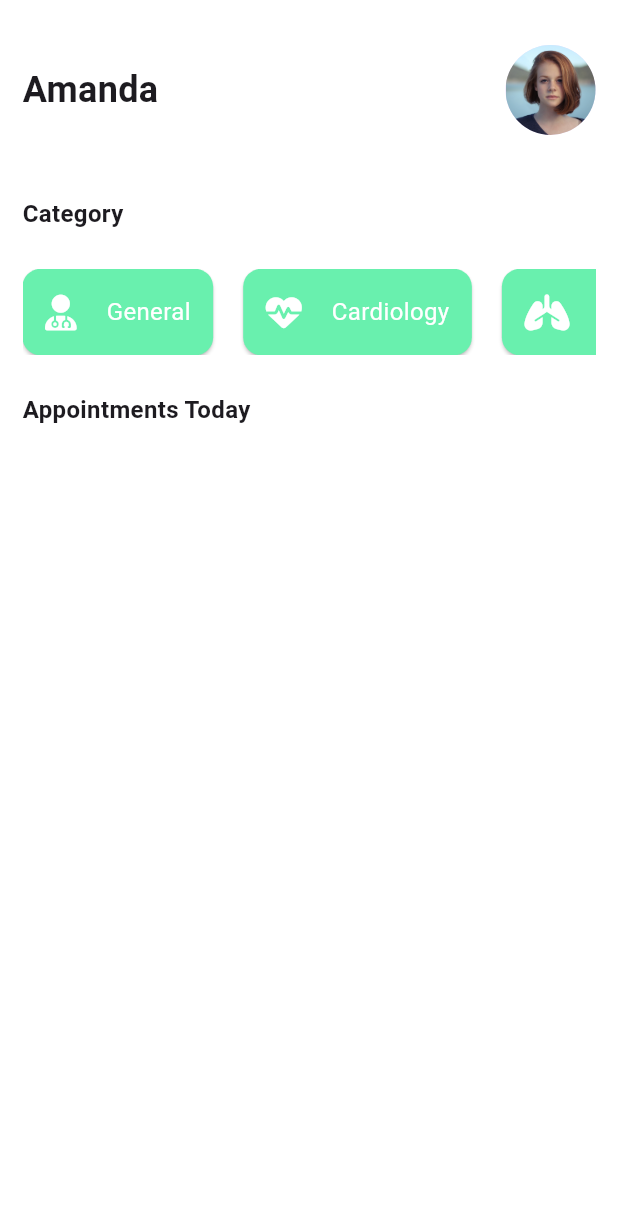
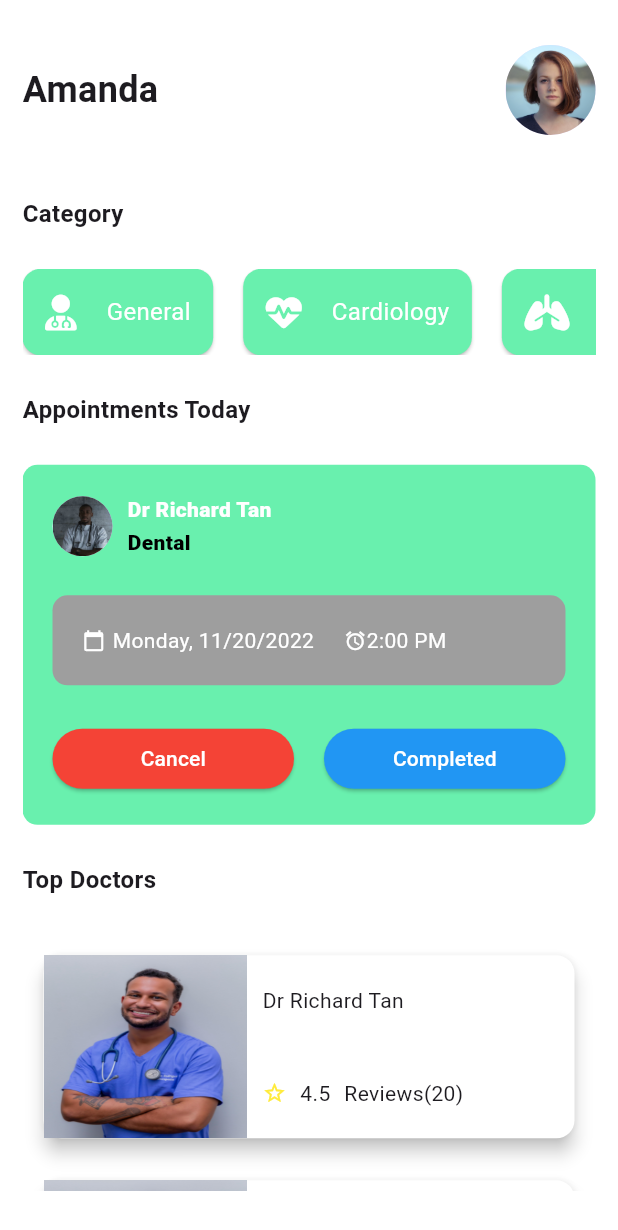
Before and after one commit to karthik14344/DocMeet, a Flutter app: the HomePage screen opened directly, on a phone screen of 412 x 824 dp. Shown: the top 1230 px of the screen. Run offline on Flutter 3.47's test engine with Material 3 defaults, Android fonts, the phone set to English and light mode, and no system bars; our stand-ins replace font_awesome_flutter.

Commit message:
doctor_card & appointment_card

```diff
--- a/lib/components/appointments_card.dart
+++ b/lib/components/appointments_card.dart
@@ -18,6 +18,127 @@
         color: Config.primaryColor,
         borderRadius: BorderRadius.circular(10),
       ),
+      child: Material(
+        //ToDO: removew const while adding the backend
+        color: Colors.transparent,
+        child: Padding(
+          padding: EdgeInsets.all(20),
+          child: Column(
+            children: [
+              Row(
+                children: [
+                  CircleAvatar(
+                    backgroundImage: AssetImage('assets/doctor_1.jpg'),
+                  ),
+                  SizedBox(width: 10),
+                  Column(
+                    mainAxisAlignment: MainAxisAlignment.center,
+                    crossAxisAlignment: CrossAxisAlignment.start,
+                    children: [
+                      Text(
+                        'Dr Richard Tan',
+                        style: TextStyle(
+                            color: Colors.white, fontWeight: FontWeight.w900),
+                      ),
+                      SizedBox(
+                        height: 2,
+                      ),
+                      Text(
+                        'Dental',
+                        style: TextStyle(
+                            color: Colors.black, fontWeight: FontWeight.w900),
+                      ),
+                    ],
+                  )
+                ],
+              ),
+              Config.spaceSmall,
+              ScheduleCard(),
+              Config.spaceSmall,
+              Row(
+                mainAxisAlignment: MainAxisAlignment.spaceBetween,
+                children: [
+                  Expanded(
+                    child: ElevatedButton(
+                      style: ElevatedButton.styleFrom(
+                        backgroundColor: Colors.red,
+                      ),
+                      onPressed: () {},
+                      child: Text(
+                        'Cancel',
+                        style: TextStyle(color: Colors.white),
+                      ),
+                    ),
+                  ),
+                  SizedBox(
+                    width: 20,
+                  ),
+                  Expanded(
+                    child: ElevatedButton(
+                      style: ElevatedButton.styleFrom(
+                        backgroundColor: Colors.blue,
+                      ),
+                      onPressed: () {},
+                      child: Text(
+                        'Completed',
+                        style: TextStyle(color: Colors.white),
+                      ),
+                    ),
+                  ),
+                ],
+              )
+            ],
+          ),
+        ),
+      ),
     );
   }
 }
+
+class ScheduleCard extends StatelessWidget {
+  const ScheduleCard({super.key});
+
+  @override
+  Widget build(BuildContext context) {
+    return Container(
+      decoration: BoxDecoration(
+        color: Colors.grey,
+        borderRadius: BorderRadius.circular(10),
+      ),
+      width: double.infinity,
+      padding: EdgeInsets.all(20),
+      child: const Row(
+        crossAxisAlignment: CrossAxisAlignment.center,
+        children: [
+          Icon(
+            Icons.calendar_today,
+            color: Colors.white,
+            size: 15,
+          ),
+          SizedBox(
+            width: 5,
+          ),
+          Text(
+            'Monday, 11/20/2022',
+            style: TextStyle(
+              color: Colors.white,
+            ),
+          ),
+          SizedBox(
+            width: 20,
+          ),
+          Icon(
+            Icons.access_alarm,
+            color: Colors.white,
+            size: 15,
+          ),
+          Flexible(
+              child: Text(
+            '2:00 PM',
+            style: TextStyle(color: Colors.white),
+          ))
+        ],
+      ),
+    );
+  }
+}
--- /dev/null
+++ b/lib/components/doctor_card.dart
@@ -0,0 +1,75 @@
+import 'package:doctor_application_app/utils/config.dart';
+import 'package:flutter/material.dart';
+
+class DoctorCard extends StatefulWidget {
+  const DoctorCard({super.key});
+
+  @override
+  State<DoctorCard> createState() => _DoctorCardState();
+}
+
+class _DoctorCardState extends State<DoctorCard> {
+  @override
+  Widget build(BuildContext context) {
+    Config().init(context);
+    return Container(
+      padding: EdgeInsets.symmetric(horizontal: 10, vertical: 10),
+      height: 150,
+      child: GestureDetector(
+        child: Card(
+          elevation: 5,
+          color: Colors.white,
+          child: Row(
+            children: [
+              SizedBox(
+                width: Config.widthSize * 0.33,
+                child: Image.asset('assets/doctor_2.jpg', fit: BoxFit.fill),
+              ),
+              Flexible(
+                child: Padding(
+                  padding: EdgeInsets.symmetric(horizontal: 10, vertical: 20),
+                  child: Column(
+                    crossAxisAlignment: CrossAxisAlignment.start,
+                    children: [
+                      Text(
+                        'Dr Richard Tan',
+                        style: TextStyle(
+                          fontSize: 14,
+                          fontWeight: FontWeight.normal,
+                        ),
+                      ),
+                      Spacer(),
+                      Row(
+                        mainAxisAlignment: MainAxisAlignment.start,
+                        children: [
+                          Icon(
+                            Icons.star_border,
+                            color: Colors.yellow,
+                            size: 16,
+                          ),
+                          Spacer(
+                            flex: 1,
+                          ),
+                          Text('4.5'),
+                          Spacer(
+                            flex: 1,
+                          ),
+                          Text('Reviews'),
+                          Text('(20)'),
+                          Spacer(
+                            flex: 7,
+                          )
+                        ],
+                      )
+                    ],
+                  ),
+                ),
+              ),
+            ],
+          ),
+        ),
+        onTap: () {},
+      ),
+    );
+  }
+}
--- a/lib/screens/home_page.dart
+++ b/lib/screens/home_page.dart
@@ -1,5 +1,7 @@
 import 'dart:math';
 
+import 'package:doctor_application_app/components/appointments_card.dart';
+import 'package:doctor_application_app/components/doctor_card.dart';
 import 'package:doctor_application_app/utils/config.dart';
 import 'package:flutter/material.dart';
 import 'package:font_awesome_flutter/font_awesome_flutter.dart';
@@ -47,6 +49,7 @@
           horizontal: 15,
           vertical: 30,
         ),
+        child: SingleChildScrollView(
           child: Column(
             mainAxisAlignment: MainAxisAlignment.start,
             crossAxisAlignment: CrossAxisAlignment.start,
@@ -87,7 +90,8 @@
                       margin: const EdgeInsets.only(right: 20),
                       color: Config.primaryColor,
                       child: Padding(
-                      padding: EdgeInsets.symmetric(vertical: 15, horizontal: 15
+                        padding:
+                            EdgeInsets.symmetric(vertical: 15, horizontal: 15
                                 //medCat[index]['Category'] == "Respiratory"
                                 //     ? 10
                                 //     : 30,
@@ -130,8 +134,24 @@
                 ),
               ),
               Config.spaceSmall,
-            //Appointments_Card
+              AppointmentsCard(),
+              Config.spaceSmall,
+              const Text(
+                'Top Doctors',
+                style: TextStyle(
+                  fontWeight: FontWeight.bold,
+                  fontSize: 16,
+                ),
+              ),
+              //top Doctors
+              //Doctor card
+              Config.spaceSmall,
+              Column(
+                  children: List.generate(10, (index) {
+                return DoctorCard();
+              }))
             ],
+          ),
         ),
       ),
     );
```
Lines whose indentation alone changed are shown as unchanged.
